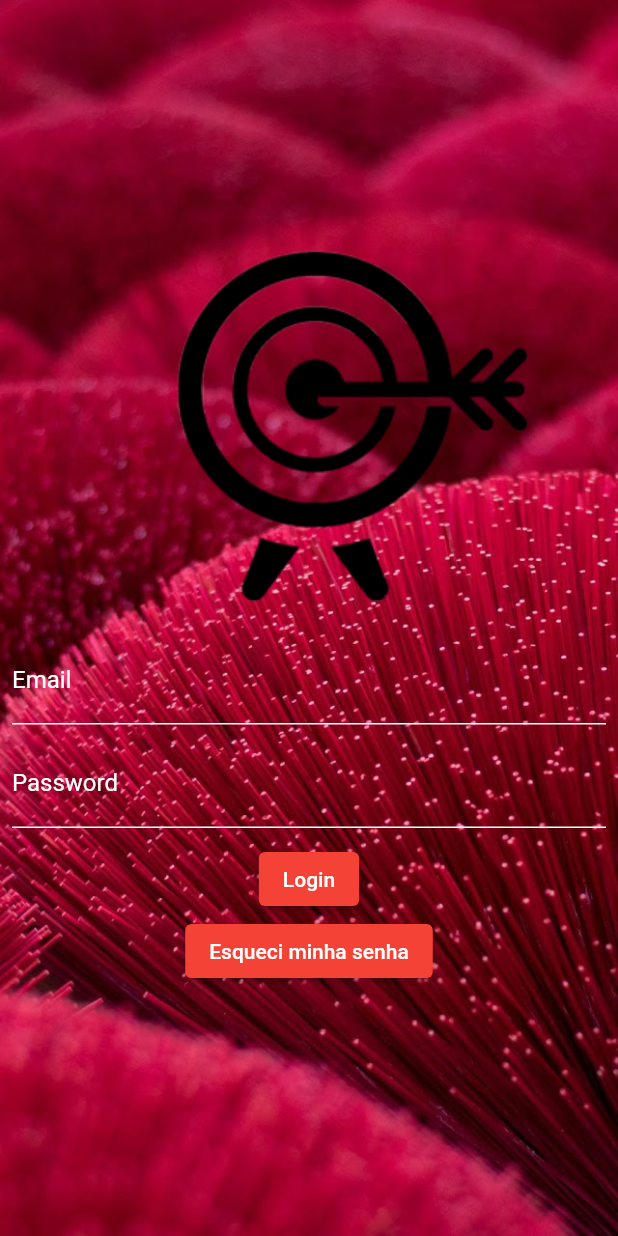
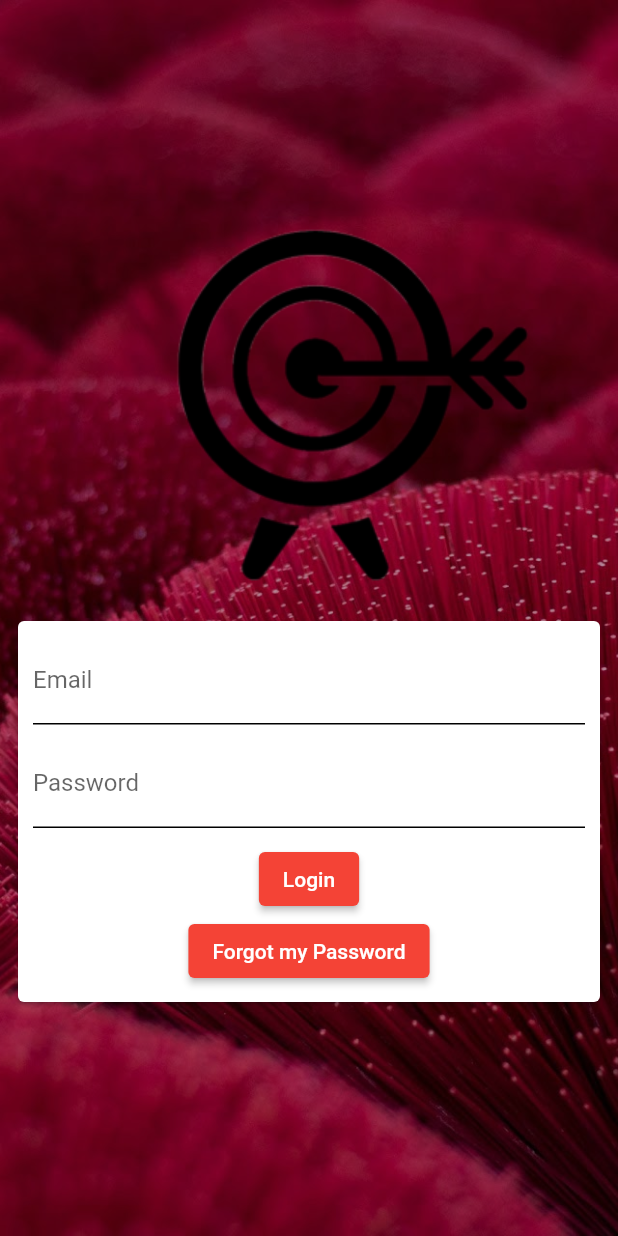
Before and after one commit to rafinhamvieira/AppWFluterando, a Flutter app: the screen it shows after launch, on a phone screen of 412 x 824 dp. Run offline on Flutter 3.47's test engine with Material 2 defaults, Android fonts, the phone set to English and light mode, and no system bars.

Commit message:
melhorias no loginPage

```diff
--- a/lib/login_page.dart
+++ b/lib/login_page.dart
@@ -32,6 +32,11 @@ class _LoginPageState extends State<LoginPage> {
                 padding: const EdgeInsets.only(left: 50.0, bottom: 20.0),
                 child: Image.asset('assets/images/logo.png'),
               ),
+              Card(
+                child: Padding(
+                  padding: const EdgeInsets.all(10.0),
+                  child: Column(
+                    children: [
                       TextField(
                         onChanged: (text) {
                           email = text;
@@ -41,11 +46,10 @@ class _LoginPageState extends State<LoginPage> {
                           //border: OutlineInputBorder(),
                           enabledBorder: UnderlineInputBorder(
                               borderSide: BorderSide(
-                      color: Colors.white
-                    )
-                  ),
+                                  // color: Colors.white
+                                  )),
                           labelText: "Email",
-                  labelStyle: TextStyle(color: Colors.white)
+                          //labelStyle: TextStyle(color: Colors.white)
                         ),
                       ),
                       SizedBox(
@@ -61,11 +65,10 @@ class _LoginPageState extends State<LoginPage> {
                           //border: OutlineInputBorder(),
                           enabledBorder: UnderlineInputBorder(
                               borderSide: BorderSide(
-                          color: Colors.white
-                      )
-                  ),
+                                  //color: Colors.white
+                                  )),
                           labelText: "Password",
-                    labelStyle: TextStyle(color: Colors.white),
+                          //labelStyle: TextStyle(color: Colors.white),
                         ),
                       ),
                       SizedBox(height: 10),
@@ -87,7 +90,11 @@ class _LoginPageState extends State<LoginPage> {
                           onPressed: () {
                             Navigator.of(context).pushNamed('/forgotPassword');
                           },
-                  child: Text("Esqueci minha senha"))
+                          child: Text("Forgot my Password"))
+                    ],
+                  ),
+                ),
+              ),
             ],
           ),
         ),
@@ -106,7 +113,9 @@ class _LoginPageState extends State<LoginPage> {
             child: Image.asset(
               'assets/images/background.jpg',
               fit: BoxFit.cover,
-            )
+            )),
+        Container(
+          color: Colors.black.withOpacity(0.3),
         ),
         _body(),
       ],
```
Lines whose indentation alone changed are shown as unchanged.
